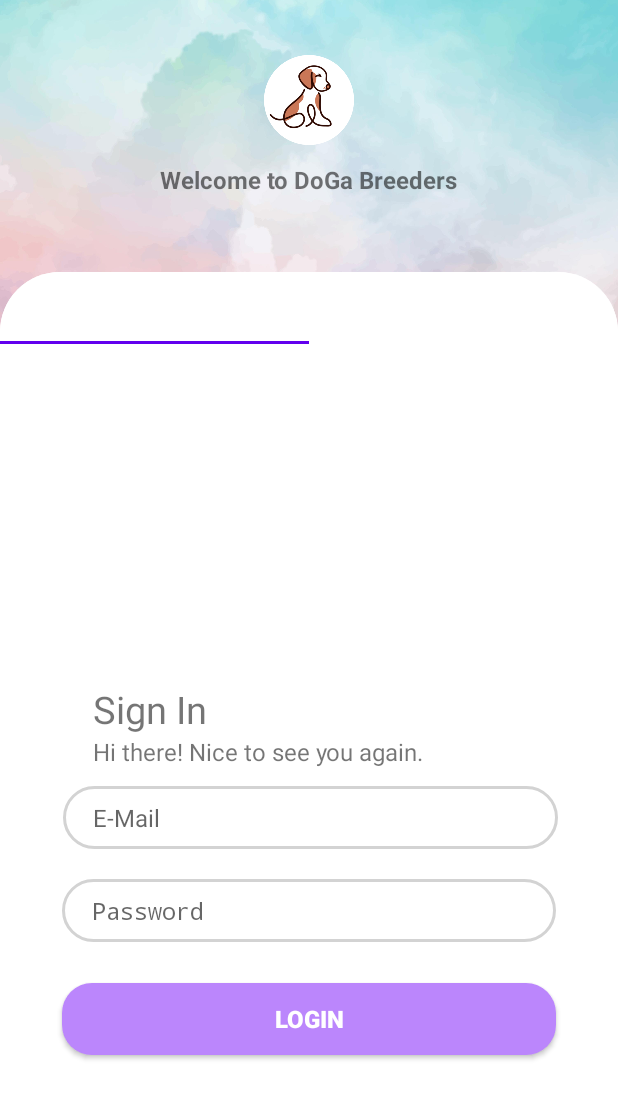
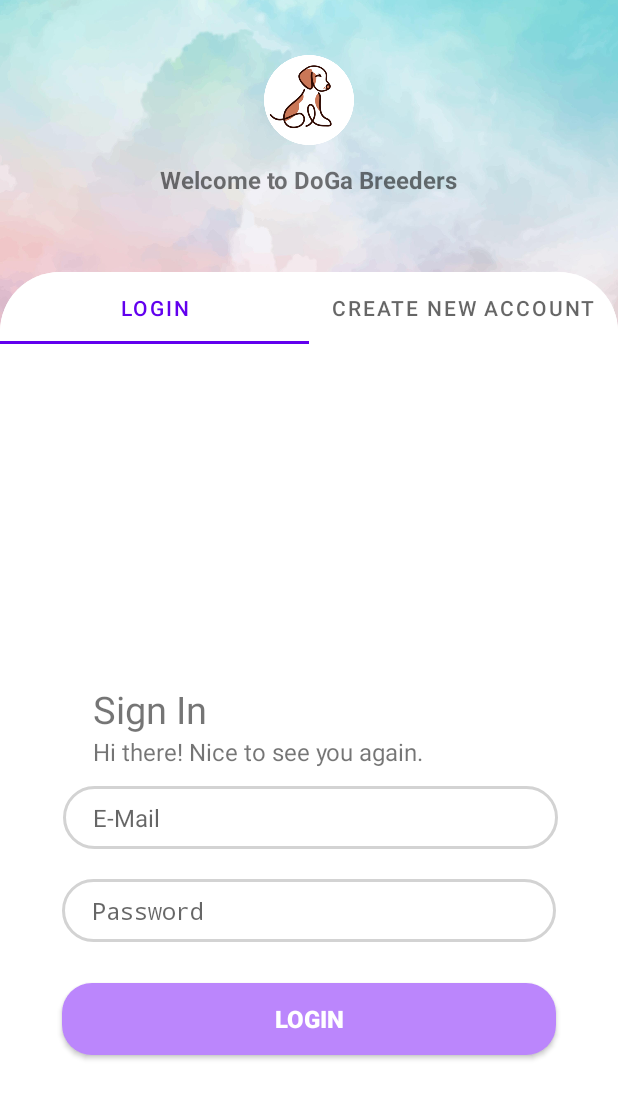
Before and after one commit to DorianePapilloud/DogBreedingDOGA, an Android app: the screen it shows after launch (LoginActivity), on a phone screen of 412 x 824 dp. Shown: the top 1099 px of the screen. Run offline under Robolectric (Android 15) with nearby library versions, the light colour scheme and no system bars; libraries missing offline, so code that uses them is left out: com.android.car.

Commit message:
réglage bug titres sur tabs login

```diff
--- a/app/src/main/java/com/example/dogbreedingdoga/LoginActivity.java
+++ b/app/src/main/java/com/example/dogbreedingdoga/LoginActivity.java
@@ -38,21 +38,23 @@ public class LoginActivity extends FragmentActivity {
         tabLayout = findViewById(R.id.tab_layout);
         viewPager = findViewById(R.id.view_pager);
 
-        tabLayout.addTab(tabLayout.newTab().setText("Login"));
-        tabLayout.addTab(tabLayout.newTab().setText("Create new account"));
+        //creation of tabs
+        tabLayout.addTab(tabLayout.newTab());
+        tabLayout.addTab(tabLayout.newTab());
         tabLayout.setTabGravity(TabLayout.GRAVITY_FILL);
 
 
         final LoginAdapter adapter = new LoginAdapter(getSupportFragmentManager(), this,tabLayout.getTabCount());
+
+        viewPager.addOnPageChangeListener(new TabLayout.TabLayoutOnPageChangeListener(tabLayout));
+        tabLayout.setupWithViewPager(viewPager);
         viewPager.setAdapter(adapter);
-        viewPager.addOnPageChangeListener(new TabLayout.TabLayoutOnPageChangeListener(tabLayout));
-        //Gaétan
-//        viewPager.addView();
-//        tabLayout = (TabLayout) findViewById(R.id.tab_layout);
-        tabLayout.setupWithViewPager(viewPager);
 
-        //
+        //titles setup
+        tabLayout.getTabAt(0).setText("Login");
+        tabLayout.getTabAt(1).setText("Create new account");
 
+        //animation
         tabLayout.setTranslationY(300);
         tabLayout.setAlpha(v);
         tabLayout.animate().translationY(0).alpha(1).setDuration(1000).setStartDelay(400).start();
--- a/app/src/main/java/com/example/dogbreedingdoga/LoginAdapter.java
+++ b/app/src/main/java/com/example/dogbreedingdoga/LoginAdapter.java
@@ -2,6 +2,7 @@ package com.example.dogbreedingdoga;
 
 import android.content.Context;
 
+import androidx.annotation.Nullable;
 import androidx.fragment.app.Fragment;
 import androidx.fragment.app.FragmentManager;
 import androidx.fragment.app.FragmentPagerAdapter;
@@ -34,4 +35,11 @@ public class LoginAdapter extends FragmentPagerAdapter {
     public int getCount() {
         return totalTabs;
     }
+
+    @Nullable
+    @Override
+    public CharSequence getPageTitle(int position) {
+        return super.getPageTitle(position);
+    }
+
 }
```
